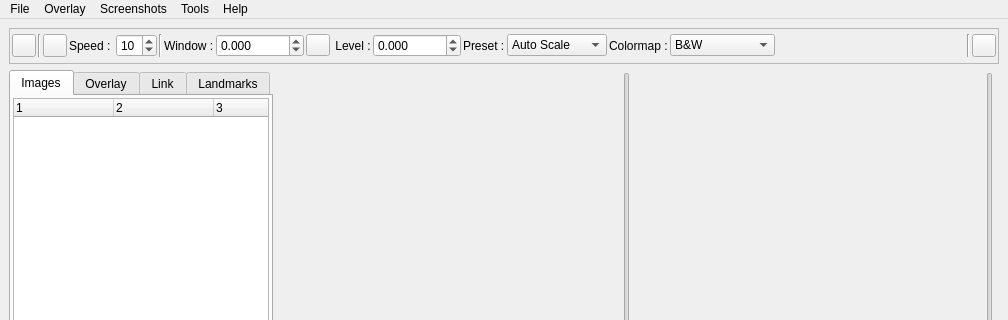
open-vv/vv, file vv/qt_ui/vvMainWindow.ui: the form before one commit; both pictures show x 0 to 1008 and y 0 to 320 of the 1008 by 758 pixel window.
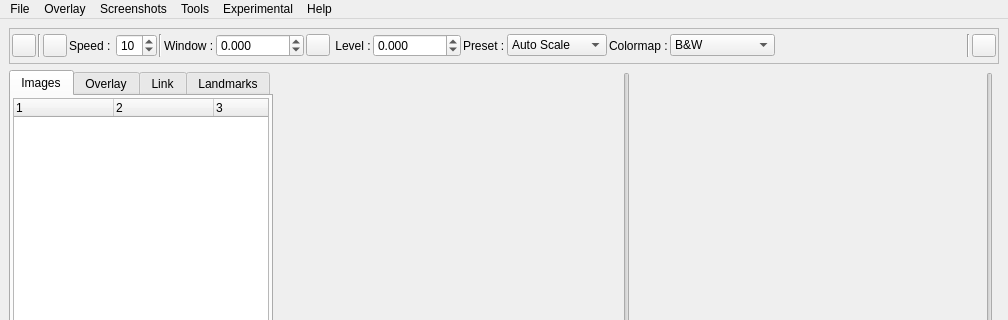
The form after the commit. Icons and pictures are not drawn. Custom widgets are drawn as their Qt base class.

Commit message: experimental menu. Doesn't hide yet

```diff
--- a/vv/qt_ui/vvMainWindow.ui
+++ b/vv/qt_ui/vvMainWindow.ui
@@ -817,10 +817,19 @@
     <addaction name="actionMaximum_Intensity_Projection"/>
     <addaction name="actionCompute_mid_position_image"/>
    </widget>
+   <widget class="QMenu" name="menuExperimental">
+    <property name="title">
+     <string>Experimental</string>
+    </property>
+    <addaction name="actionSurface_Viewer"/>
+    <addaction name="actionDeformable_Registration"/>
+    <addaction name="actionSegmentation"/>
+   </widget>
    <addaction name="menuFile"/>
    <addaction name="menuOverlay"/>
    <addaction name="menuScreenshots"/>
    <addaction name="menuTools"/>
+   <addaction name="menuExperimental"/>
    <addaction name="menuHelp"/>
   </widget>
   <widget class="QStatusBar" name="statusbar"/>
```
Left out of the diff: 8 changed lines with no effect on the pictures.
